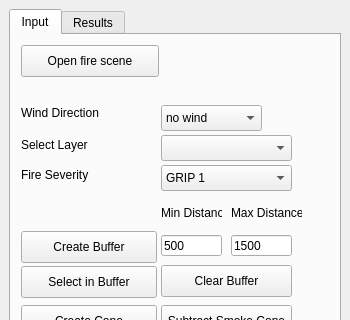
Above: LocatorTool/LocatingTool/locating_tool_dockwidget_base.ui from qq2012/GEO1005 before the change; both pictures show x 0 to 350 and y 0 to 320 of the 350 by 655 pixel window. Below: the same form after it.
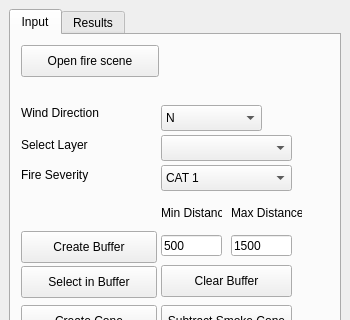
That is the form after the change.

Patch:
```diff
--- a/LocatorTool/LocatingTool/locating_tool_dockwidget_base.ui
+++ b/LocatorTool/LocatingTool/locating_tool_dockwidget_base.ui
@@ -131,11 +131,6 @@
           <verstretch>0</verstretch>
          </sizepolicy>
         </property>
-        <item>
-         <property name="text">
-          <string>no wind</string>
-         </property>
-        </item>
         <item>
          <property name="text">
           <string>N</string>
@@ -275,7 +270,7 @@
         </property>
         <item>
          <property name="text">
-          <string>GRIP 1</string>
+          <string>CAT 1</string>
          </property>
         </item>
         <item>
```
Left out of the diff: 13 changed lines with no effect on the pictures.
